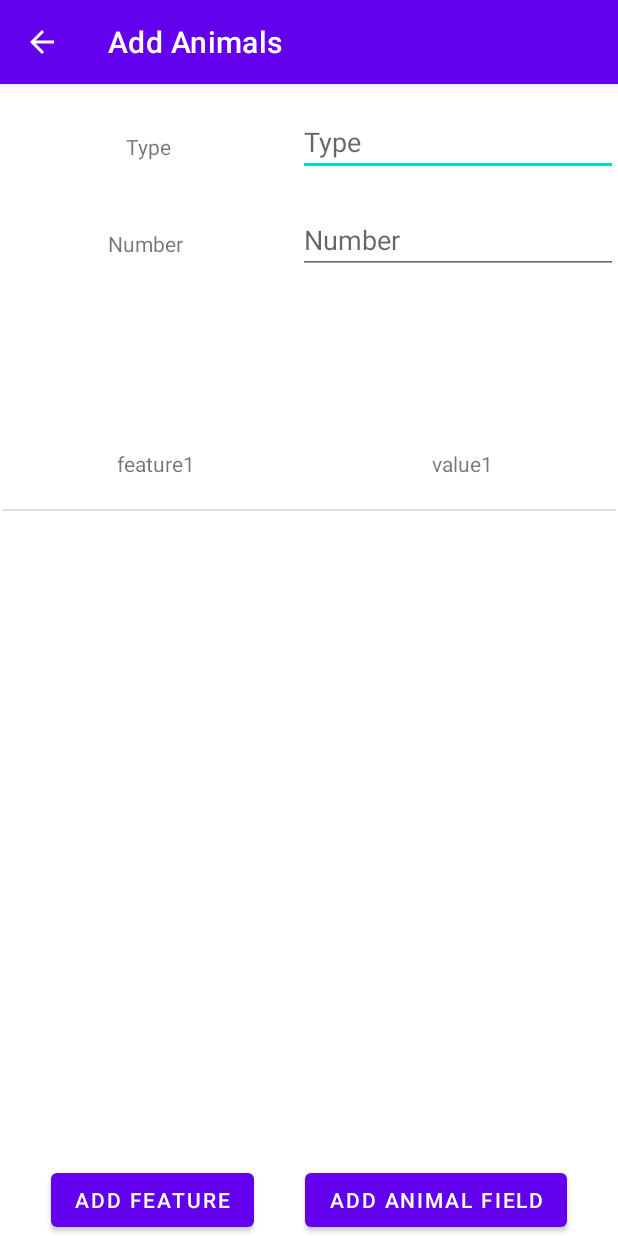
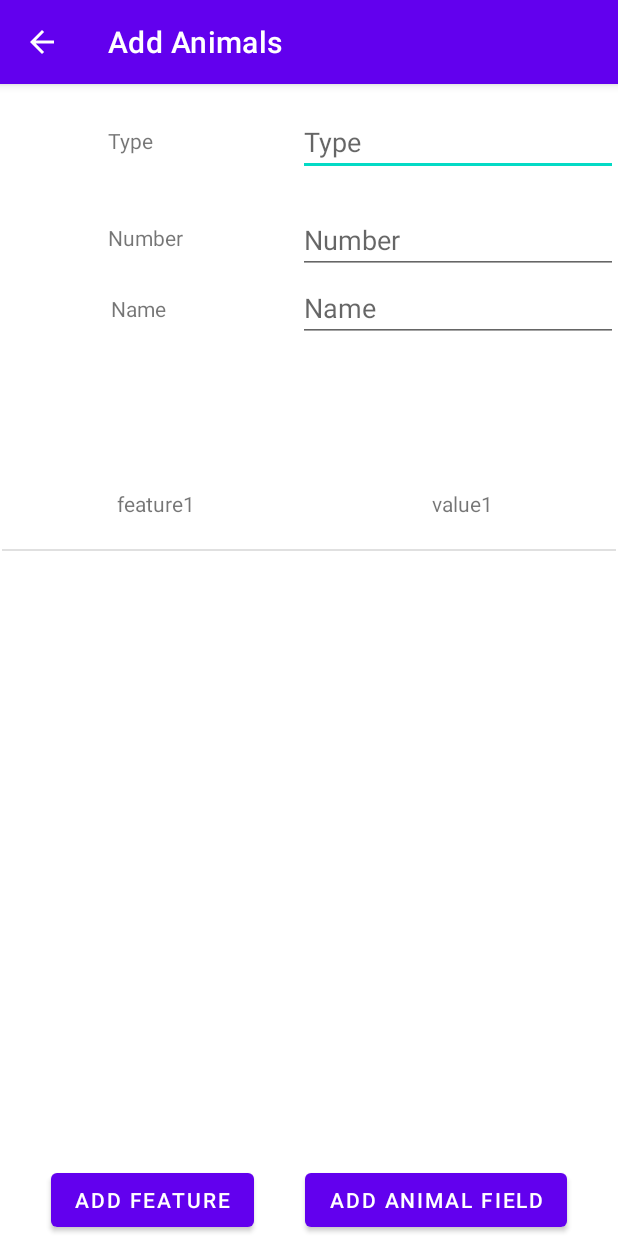
Before and after one commit to Ahmet-Oral/Farm_Assistant-SeniorDesignProject, an Android app: the Animals screen opened directly, with no data from a screen before it, after a tap on "ADD ANIMALS", on a phone screen of 412 x 824 dp. Run offline under Robolectric (Android 15) with nearby library versions, the phone set to English and light mode, and no system bars; our stand-ins replace Firebase (no records; nobody signed in at launch, a user with empty details on screens opened directly).

Commit message:
Connected animals section with database - can now add animal fields and view them with upgraded listview - updating adapter with values from dialog is still buggy

```diff
--- a/app/src/main/java/com/example/seniordesignproject/Animals.java
+++ b/app/src/main/java/com/example/seniordesignproject/Animals.java
@@ -42,7 +42,7 @@ public class Animals extends AppCompatActivity {
 
         String userUid = FirebaseAuth.getInstance().getCurrentUser().getUid();
         database = FirebaseDatabase.getInstance();
-        ref = database.getReference("Users/"+userUid+"/Crops");
+        ref = database.getReference("Users/"+userUid+"/Animals");
 
 
     }
@@ -60,7 +60,7 @@ public class Animals extends AppCompatActivity {
             @Override
             public void onDataChange(@NonNull DataSnapshot snapshot) {
                 for(DataSnapshot ds: snapshot.getChildren()){
-                    animals_list.add(new Animal_Field(ds.child("Name").getValue().toString(),ds.child("Acres").getValue().toString()));
+                    animals_list.add(new Animal_Field(ds.child("AnimalType").getValue().toString(),ds.child("NumberOfAnimals").getValue().toString()));
                     list_keys.add(ds.getKey());
 
                 }
@@ -71,13 +71,10 @@ public class Animals extends AppCompatActivity {
             }
         });
 
-        listview.setOnItemClickListener(new AdapterView.OnItemClickListener() {
-            @Override
-            public void onItemClick(AdapterView<?> parent, View view, int position, long id) {
-                adapter.notifyDataSetChanged();
-                System.out.println("db name: "+list_keys.get(position)+" name: " + animals_list.get(position).getName()  +" acres "+ animals_list.get(position).getNumber());
+        listview.setOnItemClickListener((parent, view, position, id) -> {
+            adapter.notifyDataSetChanged();
+            System.out.println("db name: "+list_keys.get(position)+" name: " + animals_list.get(position).getName()  +" acres "+ animals_list.get(position).getNumber());
 
-            }
         });
 
         btn_add.setOnClickListener(v -> {
--- a/app/src/main/java/com/example/seniordesignproject/AnimalsAdd.java
+++ b/app/src/main/java/com/example/seniordesignproject/AnimalsAdd.java
@@ -3,18 +3,30 @@ package com.example.seniordesignproject;
 import androidx.appcompat.app.AppCompatActivity;
 import androidx.appcompat.widget.Toolbar;
 
+import android.content.Intent;
 import android.os.Bundle;
 import android.widget.Button;
+import android.widget.EditText;
 import android.widget.ListView;
+import android.widget.Toast;
+
+import com.google.firebase.auth.FirebaseAuth;
+import com.google.firebase.database.DatabaseReference;
+import com.google.firebase.database.FirebaseDatabase;
 
 import java.util.ArrayList;
+import java.util.HashMap;
 
 public class AnimalsAdd extends AppCompatActivity implements ExampleDialog.ExampleDialogListener {
-    private Button addFeature_btn;
+    private Button addFeature_btn, addAnimal_btn;
     ListView listView;
     ArrayList<Animal_Feature> features_list;
     String dialog_feature;
     String dialog_value;
+    FirebaseDatabase database;
+    DatabaseReference ref;
+    private EditText animalType_et, animalNumber_et, fieldName_et;
+
 
 
 
@@ -27,9 +39,19 @@ public class AnimalsAdd extends AppCompatActivity implements ExampleDialog.Examp
         listView = findViewById(R.id.animals_add_listview);
         features_list = new ArrayList<Animal_Feature>();
         addFeature_btn = findViewById(R.id.animals_add_addFeature_btn);
+        addAnimal_btn = findViewById(R.id.animals_add_addAnimal_btn);
         dialog_feature = getIntent().getStringExtra("feature");
         dialog_value = getIntent().getStringExtra("value");
         System.out.println("extras: " + dialog_feature+ " "+ dialog_value);
+
+        animalType_et = findViewById(R.id.animals_add_type_pt);
+        animalNumber_et = findViewById(R.id.animals_add_number_pt);
+        fieldName_et = findViewById(R.id.animals_add_name_pt);
+
+
+        String userUid = FirebaseAuth.getInstance().getCurrentUser().getUid();
+        database = FirebaseDatabase.getInstance();
+        ref = database.getReference("Users/"+userUid+"/Animals");
 
     }
 
@@ -38,6 +60,9 @@ public class AnimalsAdd extends AppCompatActivity implements ExampleDialog.Examp
         super.onCreate(savedInstanceState);
         setContentView(R.layout.activity_animals_add);
         init();
+        addAnimal_btn.setOnClickListener(v -> {
+            addNewAnimal();
+        });
 
         Animal_Feature_Adapter adapter = new Animal_Feature_Adapter(this, R.layout.animal_feature_adapter_view, features_list);
 
@@ -70,4 +95,39 @@ public class AnimalsAdd extends AppCompatActivity implements ExampleDialog.Examp
 
 
     }
+
+    public void addNewAnimal(){
+        String userUid = FirebaseAuth.getInstance().getCurrentUser().getUid();
+        String animalType = animalType_et.getText().toString();
+        String animalNumber = animalNumber_et.getText().toString();
+        String fieldName = fieldName_et.getText().toString();
+        database = FirebaseDatabase.getInstance();
+        ref = database.getReference("Users/"+userUid+"/Animals");
+        //adding table continents
+        HashMap map = new HashMap();
+        if (animalType.isEmpty()){
+            Toast.makeText(AnimalsAdd.this, "Animal Type Can't be Empty!" , Toast.LENGTH_SHORT).show();
+            return;
+        }else {
+            map.put("AnimalType", animalType);
+        }
+
+        if (animalNumber.isEmpty()){
+            Toast.makeText(AnimalsAdd.this, "Animal Number Can't be Empty!" , Toast.LENGTH_SHORT).show();
+            return;
+        }else {
+        map.put("NumberOfAnimals", animalNumber);
+        }
+        if (fieldName.isEmpty()){
+            Toast.makeText(AnimalsAdd.this, "Field Name Can't be Empty!" , Toast.LENGTH_SHORT).show();
+            return;
+        }else {
+            map.put("FieldName", fieldName);
+        }
+
+        //update the database
+        ref.child(animalType).updateChildren(map);
+        Toast.makeText(AnimalsAdd.this, "Animals Added Successfully" , Toast.LENGTH_SHORT).show();
+        startActivity(new Intent(AnimalsAdd.this, Animals.class));
+    }
 }
--- a/app/src/main/java/com/example/seniordesignproject/ExampleDialog.java
+++ b/app/src/main/java/com/example/seniordesignproject/ExampleDialog.java
@@ -17,6 +17,7 @@ public class ExampleDialog extends AppCompatDialogFragment {
     private EditText editTextFeature;
     private EditText editTextValue;
     private ExampleDialogListener listener;
+
 
     @Override
     public Dialog onCreateDialog(Bundle savedInstanceState){
--- a/app/src/main/res/layout/activity_animals_add.xml
+++ b/app/src/main/res/layout/activity_animals_add.xml
@@ -34,9 +34,10 @@
         android:id="@+id/animals_add_type_tv"
         android:layout_width="wrap_content"
         android:layout_height="wrap_content"
-        android:layout_marginTop="32dp"
+        android:layout_marginTop="28dp"
         android:text="@string/str_animals_add_type"
         app:layout_constraintEnd_toStartOf="@+id/animals_add_type_pt"
+        app:layout_constraintHorizontal_bias="0.43"
         app:layout_constraintStart_toStartOf="parent"
         app:layout_constraintTop_toBottomOf="@+id/toolbar_animals_add" />
 
@@ -77,10 +78,32 @@
     <ListView
         android:id="@+id/animals_add_listview"
         android:layout_width="409dp"
-        android:layout_height="400dp"
+        android:layout_height="380dp"
         app:layout_constraintBottom_toTopOf="@+id/animals_add_addAnimal_btn"
         app:layout_constraintEnd_toEndOf="parent"
         app:layout_constraintStart_toStartOf="parent"
+        app:layout_constraintTop_toBottomOf="@+id/animals_add_name_tv" />
+
+    <TextView
+        android:id="@+id/animals_add_name_tv"
+        android:layout_width="wrap_content"
+        android:layout_height="wrap_content"
+        android:layout_marginStart="72dp"
+        android:layout_marginTop="28dp"
+        android:text="@string/str_animals_add_name"
+        app:layout_constraintEnd_toStartOf="@+id/animals_add_name_pt"
+        app:layout_constraintHorizontal_bias="0.021"
+        app:layout_constraintStart_toStartOf="parent"
+        app:layout_constraintTop_toBottomOf="@+id/animals_add_number_tv" />
+
+    <EditText
+        android:id="@+id/animals_add_name_pt"
+        android:layout_width="wrap_content"
+        android:layout_height="wrap_content"
+        android:ems="10"
+        android:hint="@string/str_animals_add_name"
+        android:inputType="textPersonName"
+        app:layout_constraintEnd_toEndOf="parent"
         app:layout_constraintTop_toBottomOf="@+id/animals_add_number_pt" />
 
 </androidx.constraintlayout.widget.ConstraintLayout>
--- a/app/src/main/res/values/strings.xml
+++ b/app/src/main/res/values/strings.xml
@@ -46,6 +46,7 @@
     <!-- Animal_add Activity -->
     <string name="str_animals_add_type">Type</string>
     <string name="str_animals_add_number">Number</string>
+    <string name="str_animals_add_name">Name</string>
 
     <!-- General Information Activity -->
 
```
